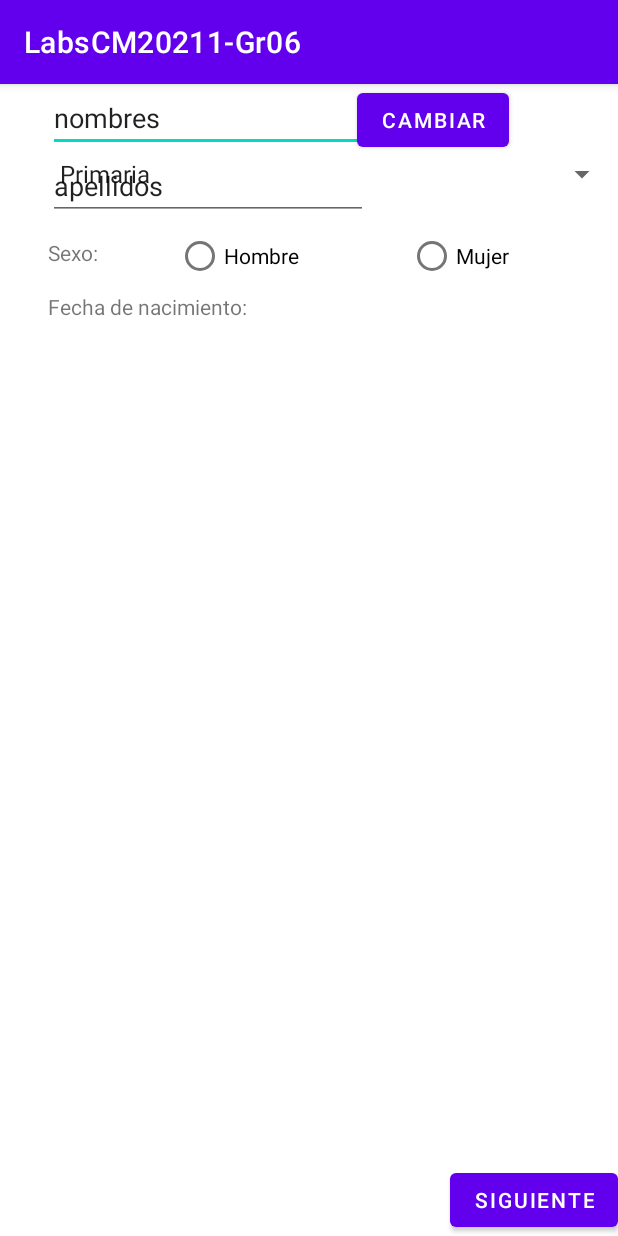
After one commit to Steven-Grajales/LabsCM20211-Gr06, an Android app: the PersonalDataActivity screen opened directly, with no data from a screen before it, on a phone screen of 412 x 824 dp. The commit adds this screen. Run offline under Robolectric (Android 15) with nearby library versions, the phone set to English and light mode, and no system bars; libraries missing offline, so code that uses them is left out: co.edu.udea.

Commit message:
creacion de actividad PersonalDataActivity e interfaz

```diff
--- a/Lab1-UI/build.gradle
+++ b/Lab1-UI/build.gradle
@@ -1,6 +1,7 @@
 plugins {
     id 'com.android.application'
     id 'kotlin-android'
+    id 'kotlin-android-extensions'
 }
 
 android {
--- a/Lab1-UI/src/main/AndroidManifest.xml
+++ b/Lab1-UI/src/main/AndroidManifest.xml
@@ -9,6 +9,7 @@
         android:roundIcon="@mipmap/ic_launcher_round"
         android:supportsRtl="true"
         android:theme="@style/Theme.LabsCM20211Gr06">
+        <activity android:name=".PersonalDataActivity"></activity>
         <activity android:name=".MainActivity">
             <intent-filter>
                 <action android:name="android.intent.action.MAIN" />
--- a/Lab1-UI/src/main/java/co/edu/udea/compumovil/gr06_20211/lab1/MainActivity.kt
+++ b/Lab1-UI/src/main/java/co/edu/udea/compumovil/gr06_20211/lab1/MainActivity.kt
@@ -1,11 +1,20 @@
 package co.edu.udea.compumovil.gr06_20211.lab1
 
+import android.content.Intent
 import androidx.appcompat.app.AppCompatActivity
 import android.os.Bundle
+import android.widget.Button
+import kotlinx.android.synthetic.main.activity_main.*
 
 class MainActivity : AppCompatActivity() {
+
     override fun onCreate(savedInstanceState: Bundle?) {
         super.onCreate(savedInstanceState)
         setContentView(R.layout.activity_main)
+
+        btnPersonalData.setOnClickListener{
+            val intent:Intent = Intent(this, PersonalDataActivity::class.java)
+            startActivity(intent)
+        }
     }
 }
--- /dev/null
+++ b/Lab1-UI/src/main/java/co/edu/udea/compumovil/gr06_20211/lab1/PersonalDataActivity.kt
@@ -0,0 +1,19 @@
+package co.edu.udea.compumovil.gr06_20211.lab1
+
+import androidx.appcompat.app.AppCompatActivity
+import android.os.Bundle
+import android.widget.ArrayAdapter
+import android.widget.Spinner
+
+class PersonalDataActivity : AppCompatActivity() {
+    override fun onCreate(savedInstanceState: Bundle?) {
+        super.onCreate(savedInstanceState)
+        setContentView(R.layout.activity_personal_data)
+        val spinner = findViewById<Spinner>(R.id.spinner)
+
+        var lista = listOf("Primaria", "Secundaria", "Universitaria", "otro")
+
+        var adaptador = ArrayAdapter(this, android.R.layout.simple_spinner_item, lista)
+        spinner.adapter = adaptador
+    }
+}
--- a/Lab1-UI/src/main/res/layout/activity_main.xml
+++ b/Lab1-UI/src/main/res/layout/activity_main.xml
@@ -15,4 +15,12 @@
         app:layout_constraintRight_toRightOf="parent"
         app:layout_constraintTop_toTopOf="parent" />
 
+    <Button
+        android:id="@+id/btnPersonalData"
+        android:layout_width="wrap_content"
+        android:layout_height="wrap_content"
+        android:text="Personal Data"
+        tools:layout_editor_absoluteX="129dp"
+        tools:layout_editor_absoluteY="239dp" />
+
 </androidx.constraintlayout.widget.ConstraintLayout>
--- /dev/null
+++ b/Lab1-UI/src/main/res/layout/activity_personal_data.xml
@@ -0,0 +1,99 @@
+<?xml version="1.0" encoding="utf-8"?>
+<androidx.constraintlayout.widget.ConstraintLayout xmlns:android="http://schemas.android.com/apk/res/android"
+    xmlns:app="http://schemas.android.com/apk/res-auto"
+    xmlns:tools="http://schemas.android.com/tools"
+    android:layout_width="match_parent"
+    android:layout_height="match_parent"
+    tools:context=".PersonalDataActivity">
+
+    <EditText
+        android:id="@+id/editTextTextPersonName"
+        android:layout_width="wrap_content"
+        android:layout_height="wrap_content"
+        android:layout_marginStart="32dp"
+        android:layout_marginLeft="32dp"
+        android:ems="10"
+        android:inputType="textPersonName"
+        android:text="nombres"
+        app:layout_constraintStart_toStartOf="parent"
+        tools:layout_editor_absoluteY="39dp" />
+
+    <EditText
+        android:id="@+id/editTextTextPersonName2"
+        android:layout_width="wrap_content"
+        android:layout_height="wrap_content"
+        android:layout_marginStart="32dp"
+        android:layout_marginLeft="32dp"
+        android:ems="10"
+        android:inputType="textPersonName"
+        android:text="apellidos"
+        app:layout_constraintStart_toStartOf="parent"
+        app:layout_constraintTop_toBottomOf="@+id/editTextTextPersonName" />
+
+    <TextView
+        android:id="@+id/textView3"
+        android:layout_width="wrap_content"
+        android:layout_height="wrap_content"
+        android:layout_marginStart="32dp"
+        android:layout_marginLeft="32dp"
+        android:layout_marginTop="12dp"
+        android:text="Sexo:"
+        app:layout_constraintStart_toStartOf="parent"
+        app:layout_constraintTop_toBottomOf="@+id/editTextTextPersonName2" />
+
+    <RadioButton
+        android:id="@+id/radioButton"
+        android:layout_width="wrap_content"
+        android:layout_height="wrap_content"
+        android:layout_marginStart="52dp"
+        android:layout_marginLeft="52dp"
+        android:text="Hombre"
+        app:layout_constraintStart_toEndOf="@+id/textView3"
+        app:layout_constraintTop_toBottomOf="@+id/editTextTextPersonName2" />
+
+    <RadioButton
+        android:id="@+id/radioButton2"
+        android:layout_width="wrap_content"
+        android:layout_height="wrap_content"
+        android:text="Mujer"
+        app:layout_constraintEnd_toEndOf="parent"
+        app:layout_constraintStart_toEndOf="@+id/radioButton"
+        app:layout_constraintTop_toBottomOf="@+id/editTextTextPersonName2" />
+
+    <Button
+        android:id="@+id/button"
+        android:layout_width="wrap_content"
+        android:layout_height="wrap_content"
+        android:text="Cambiar"
+        app:layout_constraintEnd_toEndOf="parent"
+        app:layout_constraintStart_toEndOf="@+id/textView4"
+        tools:layout_editor_absoluteY="177dp" />
+
+    <TextView
+        android:id="@+id/textView4"
+        android:layout_width="wrap_content"
+        android:layout_height="wrap_content"
+        android:layout_marginStart="32dp"
+        android:layout_marginLeft="32dp"
+        android:text="Fecha de nacimiento:"
+        app:layout_constraintStart_toStartOf="parent"
+        app:layout_constraintTop_toBottomOf="@+id/radioButton" />
+
+    <Spinner
+        android:id="@+id/spinner"
+        android:layout_width="match_parent"
+        android:layout_height="wrap_content"
+        android:layout_marginStart="32dp"
+        android:layout_marginLeft="32dp"
+        app:layout_constraintStart_toStartOf="parent"
+        app:layout_constraintTop_toBottomOf="@+id/button" />
+
+    <Button
+        android:id="@+id/button2"
+        android:layout_width="wrap_content"
+        android:layout_height="wrap_content"
+        android:text="Siguiente"
+        app:layout_constraintBottom_toBottomOf="parent"
+        app:layout_constraintEnd_toEndOf="parent" />
+
+</androidx.constraintlayout.widget.ConstraintLayout>
```
